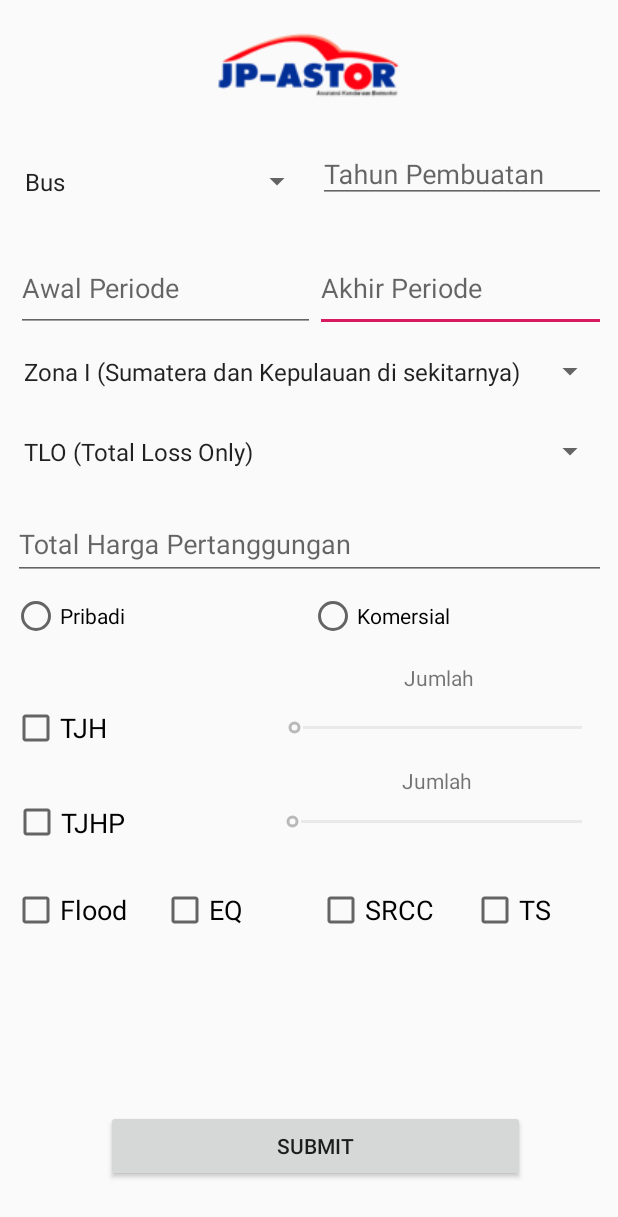
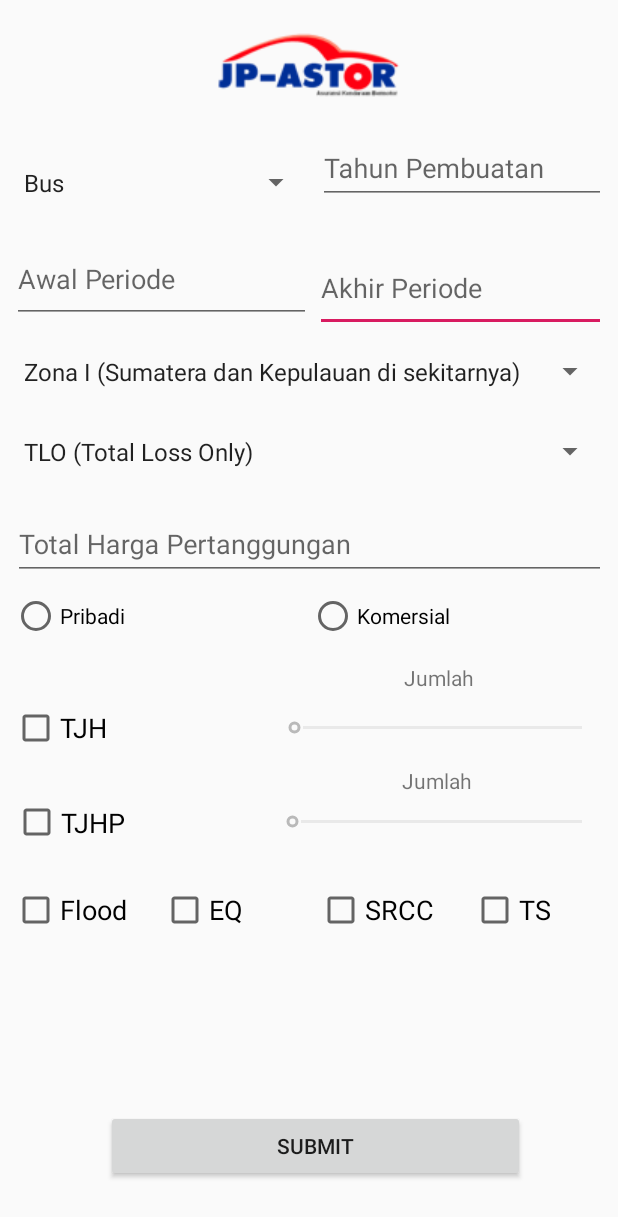
Before and after one commit to beninurhalim/simulatorPremi, an Android app: the Astorsimulation screen opened directly, with no data from a screen before it, on a phone screen of 412 x 824 dp. Shown: the top 1217 px of the screen. Run offline under Robolectric (Android 15) with nearby library versions, the phone set to English and light mode, and no system bars; our stand-ins replace ButterKnife; 1 statement that could not run was skipped.

Commit message:
Merge branch 'master' of E:\Android\simulatorPremi with conflicts.

```diff
--- a/app/src/main/java/beni/simulatorpremi/activity/SplashScreen.java
+++ b/app/src/main/java/beni/simulatorpremi/activity/SplashScreen.java
@@ -23,7 +23,7 @@ public class SplashScreen extends AppCompatActivity {
             handler.postDelayed(new Runnable() {
                 @Override
                 public void run() {
-                    startActivity(new Intent(getApplicationContext(), MenuButton.class));
+                    startActivity(new Intent(getApplicationContext(), ResultAstor.class));
                     finish();
                 }
             }, 3000L); //3000 L = 3 detik
--- a/app/src/main/res/layout/activity_astorsimulation.xml
+++ b/app/src/main/res/layout/activity_astorsimulation.xml
@@ -81,10 +81,10 @@
         android:prompt="@string/typevehicle_prompt"
         app:layout_constraintBottom_toBottomOf="parent"
         app:layout_constraintEnd_toEndOf="parent"
-        app:layout_constraintHorizontal_bias="0.005"
+        app:layout_constraintHorizontal_bias="0.0"
         app:layout_constraintStart_toStartOf="parent"
         app:layout_constraintTop_toTopOf="parent"
-        app:layout_constraintVertical_bias="0.121" />
+        app:layout_constraintVertical_bias="0.122" />
 
     <!--<com.google.android.material.textfield.TextInputLayout-->
         <!--android:id="@+id/textInputLayout"-->
@@ -144,10 +144,10 @@
         android:inputType="date"
         app:layout_constraintBottom_toBottomOf="parent"
         app:layout_constraintEnd_toEndOf="parent"
-        app:layout_constraintHorizontal_bias="0.015"
+        app:layout_constraintHorizontal_bias="0.0"
         app:layout_constraintStart_toStartOf="parent"
         app:layout_constraintTop_toTopOf="parent"
-        app:layout_constraintVertical_bias="0.207" />
+        app:layout_constraintVertical_bias="0.199" />
 
     <CheckBox
         android:id="@+id/flood"
@@ -397,10 +397,10 @@
 
     <android.support.design.widget.TextInputLayout
         android:layout_width="192dp"
-        android:layout_height="47dp"
+        android:layout_height="59dp"
         android:layout_marginStart="8dp"
         android:layout_marginLeft="8dp"
-        android:layout_marginTop="88dp"
+        android:layout_marginTop="80dp"
         android:layout_marginEnd="8dp"
         android:layout_marginRight="8dp"
         app:layout_constraintEnd_toEndOf="parent"
--- a/app/src/main/res/layout/content_menu_button.xml
+++ b/app/src/main/res/layout/content_menu_button.xml
@@ -5,7 +5,7 @@
     android:layout_width="match_parent"
     android:layout_height="match_parent"
     app:layout_behavior="@string/appbar_scrolling_view_behavior"
-    tools:context=".MenuButton"
+    tools:context=".activity.MenuButton"
     tools:showIn="@layout/activity_menu_button">
 
 </androidx.constraintlayout.widget.ConstraintLayout>
```
Also changed, not shown: app/src/main/java/beni/simulatorpremi/activity/MenuButton.java (+10 -14 lines), app/src/main/res/layout/activity_menu_button.xml (+13 -27 lines), app/src/main/res/layout/resultsimulation.xml (added, +59 -0 lines).
